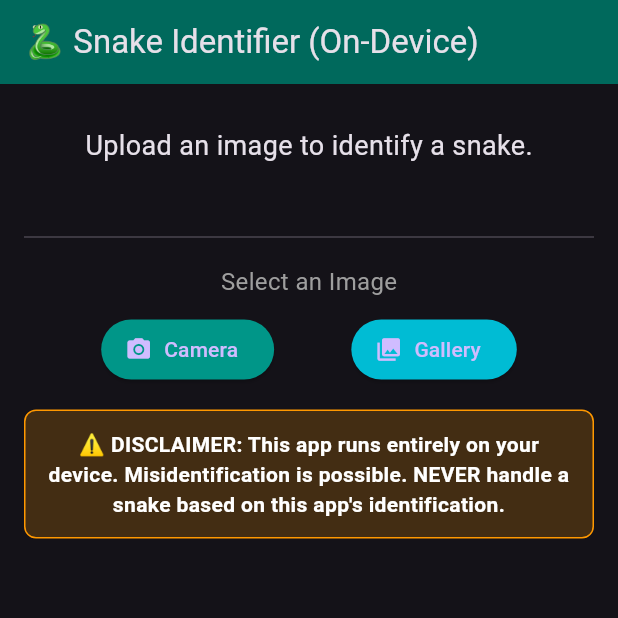
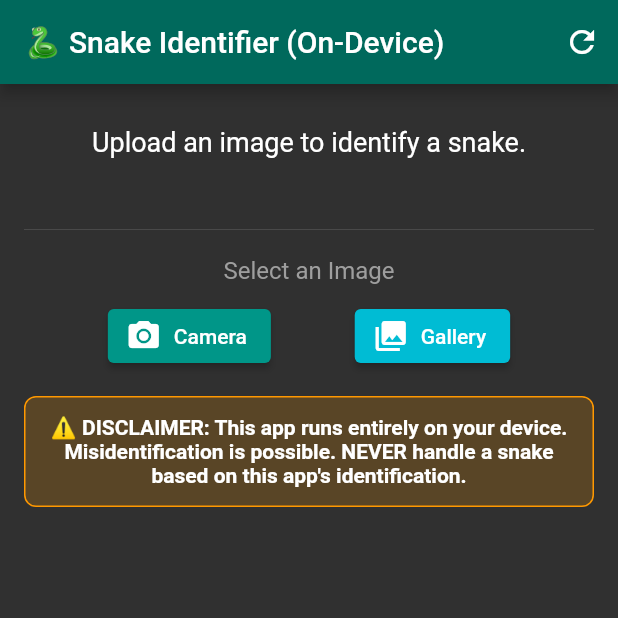
Before and after one commit to 81131/SnakeProjectPersonal, a Flutter app: the screen it shows after launch, after a tap on "Camera", on a phone screen of 412 x 824 dp, the top half of it. Run offline on Flutter 3.47's test engine with Material 3 defaults, Android fonts, the phone set to English and light mode, and no system bars; our stand-ins replace csv, image_picker, percent_indicator; missing offline and left inert: pytorch_lite.

Commit message:
Updated main app code.

```diff
--- a/lib/main.dart
+++ b/lib/main.dart
@@ -24,6 +24,7 @@ class SnakeIdentifierApp extends StatelessWidget {
         brightness: Brightness.dark,
         primaryColor: Colors.teal,
         fontFamily: 'sans-serif',
+        useMaterial3: false,
       ),
       home: const HomePage(),
     );
@@ -39,30 +40,35 @@ class HomePage extends StatefulWidget {
 class _HomePageState extends State<HomePage> {
   ClassificationModel? _model;
   Map<String, dynamic>? _snakeData;
+  List<String> _labels = const [];
+
   File? _image;
   List<Map<String, dynamic>>? _predictions;
 
   bool _isModelLoading = true;
   bool _isInferLoading = false;
   String? _error; // show full stack here
+
   final _picker = ImagePicker();
 
   @override
   void initState() {
     super.initState();
-    // Defer heavy init to after the 1st frame so the UI renders.
+    // Defer heavy init to after the 1st frame so the UI renders (prevents "flash & close")
     WidgetsBinding.instance.addPostFrameCallback((_) {
       _loadEverything();
     });
   }
 
   Future<void> _loadEverything() async {
+    if (!mounted) return;
     setState(() {
       _isModelLoading = true;
       _error = null;
     });
 
     try {
+      // Run model & data loading with a timeout so it can fail gracefully
       await Future.any([
         _loadModelAndData(),
         Future.delayed(const Duration(seconds: 30), () {
@@ -70,6 +76,7 @@ class _HomePageState extends State<HomePage> {
         }),
       ]);
     } catch (e, st) {
+      if (!mounted) return;
       setState(() {
         _error = 'Failed to load model or data:\n$e\n$st';
       });
@@ -78,12 +85,15 @@ class _HomePageState extends State<HomePage> {
     }
   }
 
+  /// Reads labels first to determine numberOfClasses dynamically.
   Future<void> _loadModelAndData() async {
-    // IMPORTANT: set the real class count
-    const numberOfClasses = 42;
+    // 1) Load labels (required by pytorch_lite)
+    _labels = await _loadLabels('assets/class_names.txt');
+    final numberOfClasses = _labels.isEmpty ? 1 : _labels.length;
 
-    // pytorch_lite 4.3.2 signature:
+    // 2) Load the model (pytorch_lite 4.3.2 signature)
     // loadClassificationModel(assetPath, inputW, inputH, numberOfClasses, {labelPath})
+    try {
       _model = await PytorchLite.loadClassificationModel(
         'assets/snake_model.ptl',
         224,
@@ -91,72 +101,137 @@ class _HomePageState extends State<HomePage> {
         numberOfClasses,
         labelPath: 'assets/class_names.txt',
       );
+    } on PlatformException catch (e, st) {
+      // Native errors should be surfaced to the UI instead of crashing
+      throw Exception('PlatformException from pytorch_lite: ${e.message}\n$st');
+    } catch (e, st) {
+      throw Exception('Error loading model: $e\n$st');
+    }
 
+    // 3) Load CSV metadata
+    try {
       _snakeData = await _loadSnakeCsvData('assets/Snake_Names_And_Venom.csv');
+    } catch (e, st) {
+      // Not fatal for app lifecycle; still surface to UI
+      throw Exception('Error loading CSV data: $e\n$st');
+    }
+
+    if (mounted) setState(() {});
+  }
+
+  Future<List<String>> _loadLabels(String path) async {
+    try {
+      final text = await rootBundle.loadString(path);
+      // Split & trim; skip empties
+      return text
+          .split(RegExp(r'\r?\n'))
+          .map((s) => s.trim())
+          .where((s) => s.isNotEmpty)
+          .toList(growable: false);
+    } on FlutterError catch (e) {
+      // Asset not found
+      throw Exception('Labels file not found at "$path". Did you list it in pubspec.yaml?\n$e');
+    }
   }
 
   Future<Map<String, dynamic>> _loadSnakeCsvData(String path) async {
+    try {
       final csvString = await rootBundle.loadString(path);
       final rows = const CsvToListConverter(eol: '\n').convert(csvString);
       final Map<String, dynamic> data = {};
       for (int i = 1; i < rows.length; i++) {
         final row = rows[i];
         if (row.length > 2) {
-        data[row[0]] = {'scientific_name': row[1], 'venom_status': row[2]};
+          data[row[0].toString()] = {
+            'scientific_name': row[1].toString(),
+            'venom_status': row[2].toString(),
+          };
         }
       }
       return data;
+    } on FlutterError catch (e) {
+      throw Exception('CSV asset "$path" not found. Add it to pubspec.yaml.\n$e');
+    } catch (e) {
+      throw Exception('Failed parsing CSV "$path": $e');
+    }
   }
 
   Future<void> _pickImage(ImageSource source) async {
     try {
       final pickedFile = await _picker.pickImage(source: source);
       if (pickedFile == null) return;
+
+      if (!mounted) return;
       setState(() {
         _image = File(pickedFile.path);
         _predictions = null;
         _isInferLoading = true;
         _error = null;
       });
+
       await _runInference();
     } catch (e, st) {
+      if (!mounted) return;
       setState(() => _error = 'Failed to pick image:\n$e\n$st');
     }
   }
 
   Future<void> _runInference() async {
+    if (!mounted) return;
     if (_image == null || _model == null || _snakeData == null) {
       setState(() => _isInferLoading = false);
       return;
     }
 
     try {
-      // 4.3.2 returns a String label for classification
-      final label = await _model!.getImagePrediction(await _image!.readAsBytes());
+      // pytorch_lite classification returns a label (String)
+      final bytes = await _image!.readAsBytes();
+      final label = await _model!.getImagePrediction(bytes);
 
       final results = <Map<String, dynamic>>[];
       if (label != null && label.isNotEmpty) {
         final info = _snakeData![label] ?? {};
         results.add({
           'snake_name': label,
-          'confidence': 100.0, // no score available from API
+          'confidence': 100.0, // API doesn’t give a score; show 100% for now
           'details': info,
         });
       }
+
+      if (!mounted) return;
       setState(() => _predictions = results.isNotEmpty ? results : null);
     } catch (e, st) {
+      if (!mounted) return;
       setState(() => _error = 'Error during inference:\n$e\n$st');
     } finally {
-      setState(() => _isInferLoading = false);
+      if (mounted) setState(() => _isInferLoading = false);
     }
+  }
+
+  void _retryLoad() {
+    _image = null;
+    _predictions = null;
+    _model = null;
+    _snakeData = null;
+    _labels = const [];
+    _loadEverything();
   }
 
   @override
   Widget build(BuildContext context) {
+    final canPick = _model != null && _error == null;
+
     return Scaffold(
       appBar: AppBar(
         title: const Text('🐍 Snake Identifier (On-Device)'),
         backgroundColor: Colors.teal[800],
+        actions: [
+          IconButton(
+            tooltip: 'Retry loading model & data',
+            onPressed: _isModelLoading ? null : _retryLoad,
+            icon: const Icon(Icons.refresh),
+          ),
+        ],
       ),
       body: SingleChildScrollView(
         child: Center(
@@ -164,14 +239,13 @@ class _HomePageState extends State<HomePage> {
             padding: const EdgeInsets.all(16),
             child: Column(
               children: [
-                if (_isModelLoading)
-                  const Column(
-                    children: [
-                      CircularProgressIndicator(),
-                      SizedBox(height: 10),
-                      Text('Loading model, please wait...'),
+                if (_isModelLoading) ...[
+                  const CircularProgressIndicator(),
+                  const SizedBox(height: 10),
+                  const Text('Loading model, please wait...'),
+                  const SizedBox(height: 12),
                 ],
-                  ),
+
                 if (_error != null && !_isModelLoading)
                   Container(
                     padding: const EdgeInsets.all(12),
@@ -191,24 +265,29 @@ class _HomePageState extends State<HomePage> {
                       ),
                     ),
                   ),
+
                 const SizedBox(height: 12),
 
                 if (!_isModelLoading && _error == null && _model == null)
                   const Text(
-                    '⚠️ Model failed to load. Please restart the app or check assets.',
+                    '⚠️ Model failed to load. Check assets/ABI & try again.',
                     textAlign: TextAlign.center,
                     style: TextStyle(color: Colors.orange),
                   ),
 
                 if (_model != null && _image == null && _error == null)
-                  const Text('Upload an image to identify a snake.',
-                      style: TextStyle(fontSize: 18)),
+                  const Text(
+                    'Upload an image to identify a snake.',
+                    style: TextStyle(fontSize: 18),
+                    textAlign: TextAlign.center,
+                  ),
 
                 if (_image != null)
                   ClipRRect(
                     borderRadius: BorderRadius.circular(12),
                     child: Image.file(_image!, height: 250),
                   ),
+
                 const SizedBox(height: 16),
 
                 if (_isInferLoading) const CircularProgressIndicator(),
@@ -216,11 +295,14 @@ class _HomePageState extends State<HomePage> {
                 if (_predictions != null) _buildResults(),
 
                 const SizedBox(height: 24),
-                if (_model != null && _error == null) ...[
+
+                if (canPick) ...[
                   const Divider(),
                   const SizedBox(height: 10),
-                  const Text('Select an Image',
-                      style: TextStyle(fontSize: 16, color: Colors.grey)),
+                  const Text(
+                    'Select an Image',
+                    style: TextStyle(fontSize: 16, color: Colors.grey),
+                  ),
                   const SizedBox(height: 10),
                   Row(
                     mainAxisAlignment: MainAxisAlignment.spaceEvenly,
@@ -244,6 +326,7 @@ class _HomePageState extends State<HomePage> {
                     ],
                   ),
                 ],
+
                 const SizedBox(height: 16),
                 _buildDisclaimer(),
               ],
@@ -269,10 +352,11 @@ class _HomePageState extends State<HomePage> {
   }
 
   Widget _buildPredictionCard(Map<String, dynamic> pred, {bool isTop = false}) {
-    final name = pred['snake_name'] ?? 'Unknown';
-    final conf = (pred['confidence'] ?? 0.0) as double;
-    final sci = pred['details']?['scientific_name'] ?? 'N/A';
-    final venom = pred['details']?['venom_status'] ?? 'Unknown';
+    final name = pred['snake_name']?.toString() ?? 'Unknown';
+    final confRaw = pred['confidence'] ?? 0.0;
+    final conf = (confRaw is num ? confRaw.toDouble() : 0.0).clamp(0.0, 100.0);
+    final sci = pred['details']?['scientific_name']?.toString() ?? 'N/A';
+    final venom = pred['details']?['venom_status']?.toString() ?? 'Unknown';
 
     final venomInfo = {
       'Non': {'label': 'Non-Venomous', 'color': Colors.green},
@@ -294,9 +378,11 @@ class _HomePageState extends State<HomePage> {
               radius: 35,
               lineWidth: 8,
               animation: true,
-              percent: (conf.clamp(0, 100)) / 100,
-              center: Text('${conf.toStringAsFixed(1)}%',
-                  style: const TextStyle(fontWeight: FontWeight.bold, fontSize: 14)),
+              percent: conf / 100.0,
+              center: Text(
+                '${conf.toStringAsFixed(1)}%',
+                style: const TextStyle(fontWeight: FontWeight.bold, fontSize: 14),
+              ),
               circularStrokeCap: CircularStrokeCap.round,
               progressColor: Colors.tealAccent,
             ),
@@ -306,13 +392,19 @@ class _HomePageState extends State<HomePage> {
                 crossAxisAlignment: CrossAxisAlignment.start,
                 children: [
                   Text(name,
-                      style: const TextStyle(fontSize: 20, fontWeight: FontWeight.bold)),
-                  Text(sci,
+                      style:
+                      const TextStyle(fontSize: 20, fontWeight: FontWeight.bold)),
+                  Text(
+                    sci,
                     style: const TextStyle(
-                          fontStyle: FontStyle.italic, color: Colors.grey)),
+                      fontStyle: FontStyle.italic,
+                      color: Colors.grey,
+                    ),
+                  ),
                   const SizedBox(height: 8),
                   Container(
-                    padding: const EdgeInsets.symmetric(horizontal: 8, vertical: 4),
+                    padding:
+                    const EdgeInsets.symmetric(horizontal: 8, vertical: 4),
                     decoration: BoxDecoration(
                       color: (current['color'] as Color).withOpacity(0.8),
                       borderRadius: BorderRadius.circular(8),
@@ -320,7 +412,9 @@ class _HomePageState extends State<HomePage> {
                     child: Text(
                       current['label'].toString(),
                       style: const TextStyle(
-                          color: Colors.black, fontWeight: FontWeight.bold),
+                        color: Colors.black,
+                        fontWeight: FontWeight.bold,
+                      ),
                     ),
                   ),
                 ],
```
Lines whose indentation alone changed are shown as unchanged.
